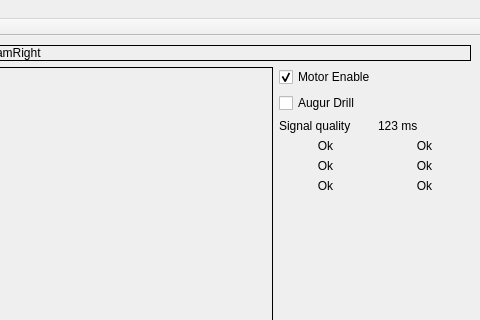
First picture: the form in catkin_ws/src/hci/ArmGui.ui, repository mcgill-robotics-archive/rover-archive, before the edit; both pictures show x 514 to 994 and y 0 to 320 of the 994 by 779 pixel window.
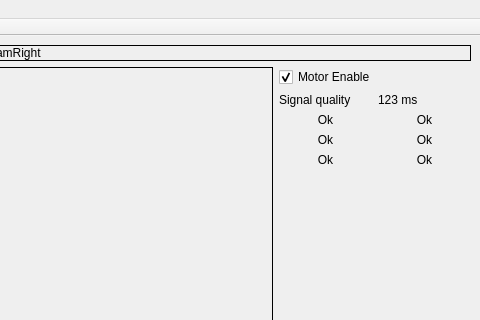
Second picture: the form after the edit.

What changed in the file:
```diff
--- a/catkin_ws/src/hci/ArmGui.ui
+++ b/catkin_ws/src/hci/ArmGui.ui
@@ -119,13 +119,6 @@
               </property>
              </widget>
             </item>
-            <item>
-             <widget class="QCheckBox" name="augurDrillEnable">
-              <property name="text">
-               <string>Augur Drill</string>
-              </property>
-             </widget>
-            </item>
            </layout>
           </item>
          </layout>
```
